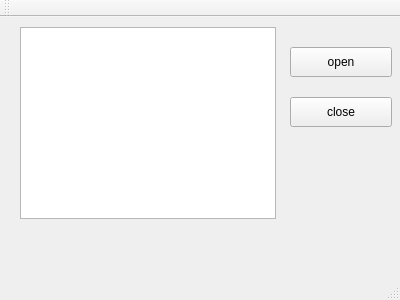
Qt form mainwindow.ui (BoXunTong/Automated_Pet_Feeding) before a commit.
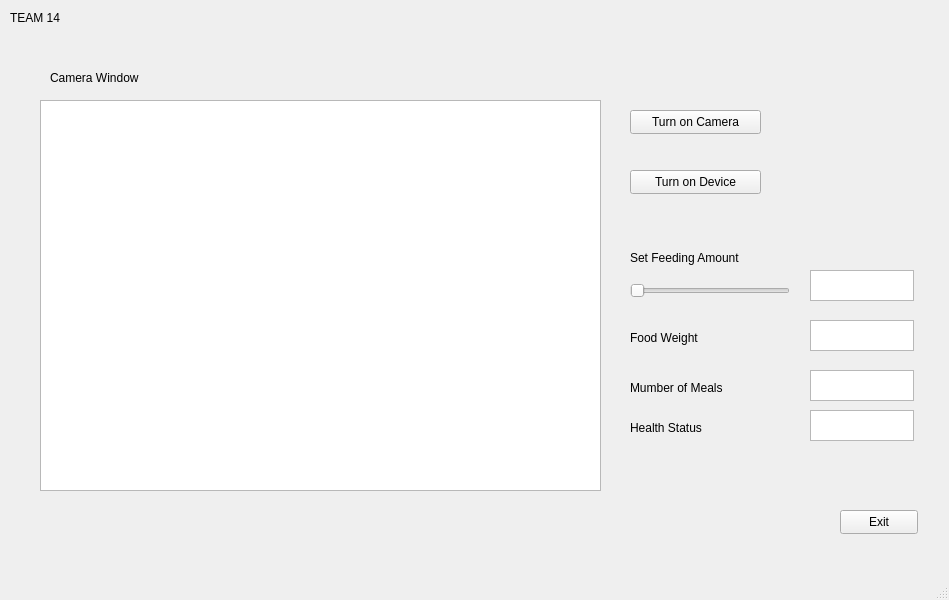
The same form after that commit.

```diff
--- a/mainwindow.ui
+++ b/mainwindow.ui
@@ -6,8 +6,8 @@
    <rect>
     <x>0</x>
     <y>0</y>
-    <width>400</width>
-    <height>300</height>
+    <width>949</width>
+    <height>600</height>
    </rect>
   </property>
   <property name="windowTitle">
@@ -17,37 +17,181 @@
    <widget class="QGraphicsView" name="graphicsView">
     <property name="geometry">
      <rect>
-      <x>20</x>
+      <x>40</x>
+      <y>100</y>
+      <width>561</width>
+      <height>391</height>
+     </rect>
+    </property>
+   </widget>
+   <widget class="QLabel" name="label">
+    <property name="geometry">
+     <rect>
+      <x>50</x>
+      <y>70</y>
+      <width>121</width>
+      <height>16</height>
+     </rect>
+    </property>
+    <property name="text">
+     <string>Camera Window</string>
+    </property>
+   </widget>
+   <widget class="QPushButton" name="open_camera">
+    <property name="geometry">
+     <rect>
+      <x>630</x>
+      <y>110</y>
+      <width>131</width>
+      <height>24</height>
+     </rect>
+    </property>
+    <property name="text">
+     <string>Turn on Camera</string>
+    </property>
+   </widget>
+   <widget class="QPushButton" name="bt_stop">
+    <property name="geometry">
+     <rect>
+      <x>840</x>
+      <y>510</y>
+      <width>78</width>
+      <height>24</height>
+     </rect>
+    </property>
+    <property name="text">
+     <string>Exit</string>
+    </property>
+   </widget>
+   <widget class="QPushButton" name="start_detect">
+    <property name="geometry">
+     <rect>
+      <x>630</x>
+      <y>170</y>
+      <width>131</width>
+      <height>24</height>
+     </rect>
+    </property>
+    <property name="text">
+     <string>Turn on Device</string>
+    </property>
+   </widget>
+   <widget class="QSlider" name="horizontalSlider">
+    <property name="geometry">
+     <rect>
+      <x>630</x>
+      <y>280</y>
+      <width>160</width>
+      <height>22</height>
+     </rect>
+    </property>
+    <property name="orientation">
+     <enum>Qt::Horizontal</enum>
+    </property>
+   </widget>
+   <widget class="QLabel" name="label_2">
+    <property name="geometry">
+     <rect>
+      <x>630</x>
+      <y>250</y>
+      <width>151</width>
+      <height>16</height>
+     </rect>
+    </property>
+    <property name="text">
+     <string>Set Feeding Amount</string>
+    </property>
+   </widget>
+   <widget class="QTextEdit" name="label_set_weight_show">
+    <property name="geometry">
+     <rect>
+      <x>810</x>
+      <y>270</y>
+      <width>104</width>
+      <height>31</height>
+     </rect>
+    </property>
+   </widget>
+   <widget class="QTextEdit" name="last_value">
+    <property name="geometry">
+     <rect>
+      <x>810</x>
+      <y>320</y>
+      <width>104</width>
+      <height>31</height>
+     </rect>
+    </property>
+   </widget>
+   <widget class="QLabel" name="label_3">
+    <property name="geometry">
+     <rect>
+      <x>630</x>
+      <y>330</y>
+      <width>101</width>
+      <height>16</height>
+     </rect>
+    </property>
+    <property name="text">
+     <string>Food Weight</string>
+    </property>
+   </widget>
+   <widget class="QLabel" name="label_4">
+    <property name="geometry">
+     <rect>
+      <x>630</x>
+      <y>380</y>
+      <width>131</width>
+      <height>16</height>
+     </rect>
+    </property>
+    <property name="text">
+     <string>Mumber of Meals</string>
+    </property>
+   </widget>
+   <widget class="QLabel" name="label_5">
+    <property name="geometry">
+     <rect>
+      <x>630</x>
+      <y>420</y>
+      <width>101</width>
+      <height>16</height>
+     </rect>
+    </property>
+    <property name="text">
+     <string>Health Status</string>
+    </property>
+   </widget>
+   <widget class="QTextEdit" name="feed_count">
+    <property name="geometry">
+     <rect>
+      <x>810</x>
+      <y>370</y>
+      <width>104</width>
+      <height>31</height>
+     </rect>
+    </property>
+   </widget>
+   <widget class="QTextEdit" name="healthy">
+    <property name="geometry">
+     <rect>
+      <x>810</x>
+      <y>410</y>
+      <width>104</width>
+      <height>31</height>
+     </rect>
+    </property>
+   </widget>
+   <widget class="QLabel" name="label_6">
+    <property name="geometry">
+     <rect>
+      <x>10</x>
       <y>10</y>
-      <width>256</width>
-      <height>192</height>
+      <width>121</width>
+      <height>16</height>
      </rect>
     </property>
-   </widget>
-   <widget class="QPushButton" name="openCamera">
-    <property name="geometry">
-     <rect>
-      <x>290</x>
-      <y>30</y>
-      <width>102</width>
-      <height>30</height>
-     </rect>
-    </property>
     <property name="text">
-     <string>open</string>
-    </property>
-   </widget>
-   <widget class="QPushButton" name="closeCamera">
-    <property name="geometry">
-     <rect>
-      <x>290</x>
-      <y>80</y>
-      <width>102</width>
-      <height>30</height>
-     </rect>
-    </property>
-    <property name="text">
-     <string>close</string>
+     <string>TEAM 14</string>
     </property>
    </widget>
   </widget>
@@ -61,17 +205,8 @@
     </rect>
    </property>
   </widget>
-  <widget class="QToolBar" name="mainToolBar">
-   <attribute name="toolBarArea">
-    <enum>TopToolBarArea</enum>
-   </attribute>
-   <attribute name="toolBarBreak">
-    <bool>false</bool>
-   </attribute>
-  </widget>
-  <widget class="QStatusBar" name="statusBar"/>
+  <widget class="QStatusBar" name="statusbar"/>
  </widget>
- <layoutdefault spacing="6" margin="11"/>
  <resources/>
  <connections/>
 </ui>
```
Left out of the diff: 10 changed lines with no effect on the pictures.
